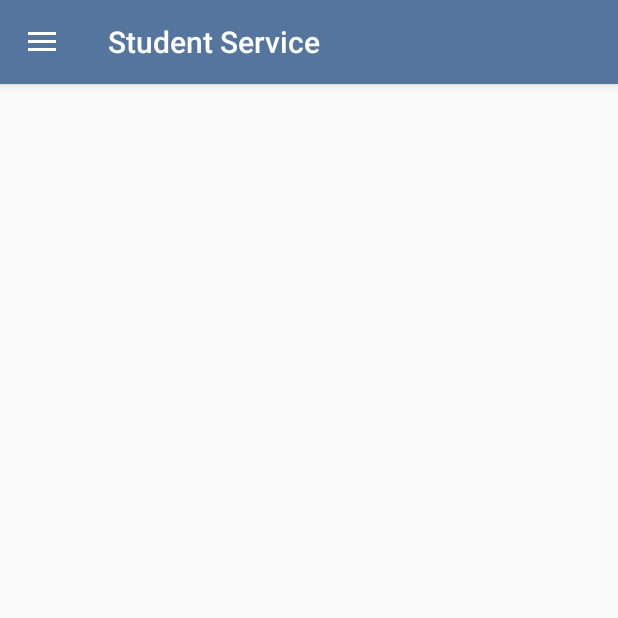
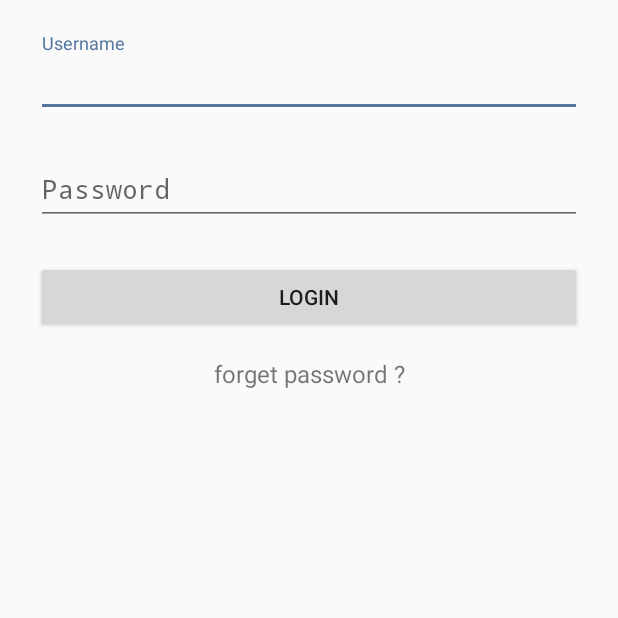
Before and after one commit to husnain446/student-service, an Android app: the screen it shows after launch (MainActivity before the commit, LoginActivity after it), on a phone screen of 412 x 824 dp, the top half of it. Run offline under Robolectric (Android 15) with nearby library versions, the phone set to English and light mode, and no system bars.

Commit message:
initial login design

```diff
--- a/app/src/main/AndroidManifest.xml
+++ b/app/src/main/AndroidManifest.xml
@@ -3,7 +3,6 @@
     package="com.byteshaft.studentservice">
 
     <uses-permission android:name="android.permission.READ_CONTACTS" />
-
     <uses-permission android:name="android.permission.ACCESS_FINE_LOCATION" />
 
     <application
@@ -23,6 +22,8 @@
                 <category android:name="android.intent.category.LAUNCHER" />
             </intent-filter>
         </activity>
+        <activity android:name=".LoginActivity"/>
+        <activity android:name=".ForgetPasswordActivity"/>
         <meta-data
             android:name="com.google.android.geo.API_KEY"
             android:value="@string/google_maps_key" />
--- a/app/src/main/java/com/byteshaft/studentservice/AppGlobals.java
+++ b/app/src/main/java/com/byteshaft/studentservice/AppGlobals.java
@@ -2,18 +2,36 @@ package com.byteshaft.studentservice;
 
 import android.app.Application;
 import android.content.Context;
+import android.content.SharedPreferences;
+import android.preference.PreferenceManager;
 
 
 public class AppGlobals extends Application {
 
     private static Context sContext;
+    private static SharedPreferences sPreferences;
+    private static final String VIRGIN_KEY = "virgin";
+    private static final String USER_NAME = "user_name";
 
     @Override
     public void onCreate() {
         super.onCreate();
         sContext = getApplicationContext();
+        sPreferences = PreferenceManager.getDefaultSharedPreferences(this);
     }
     public static Context getContext() {
         return sContext;
     }
+
+    public static boolean isVirgin() {
+        return sPreferences.getBoolean(VIRGIN_KEY, true);
+    }
+
+    public static void setVirgin(boolean virgin) {
+        sPreferences.edit().putBoolean(VIRGIN_KEY, virgin).apply();
+    }
+
+    public static void putUsername(String username) {
+        sPreferences.edit().putString(USER_NAME, username).apply();
+    }
 }
--- /dev/null
+++ b/app/src/main/java/com/byteshaft/studentservice/LoginActivity.java
@@ -0,0 +1,113 @@
+package com.byteshaft.studentservice;
+
+import android.app.Activity;
+import android.app.ProgressDialog;
+import android.content.Intent;
+import android.os.Bundle;
+import android.view.View;
+import android.widget.Button;
+import android.widget.EditText;
+import android.widget.TextView;
+import android.widget.Toast;
+
+
+public class LoginActivity extends Activity implements View.OnClickListener {
+
+    private EditText editTextUsername;
+    private EditText editTextPassword;
+    private Button buttonLogin;
+    private String username;
+    private String password;
+    private TextView forgetPassword;
+
+    @Override
+    protected void onCreate(Bundle savedInstanceState) {
+        super.onCreate(savedInstanceState);
+        setContentView(R.layout.login_activity);
+
+        editTextUsername = (EditText) findViewById(R.id.et_username_login);
+        editTextPassword = (EditText) findViewById(R.id.et_password_login);
+        buttonLogin = (Button) findViewById(R.id.btn_login);
+        forgetPassword = (TextView) findViewById(R.id.forget_password);
+        forgetPassword.setOnClickListener(this);
+        buttonLogin.setOnClickListener(this);
+    }
+
+    @Override
+    public void onBackPressed() {
+        super.onBackPressed();
+    }
+
+    public void login() {
+
+        if (!validate()) {
+            onLoginFailed();
+            return;
+        }
+
+        buttonLogin.setEnabled(false);
+
+        final ProgressDialog progressDialog = new ProgressDialog(LoginActivity.this);
+        progressDialog.setIndeterminate(true);
+        progressDialog.setMessage("Authenticating...");
+        progressDialog.show();
+
+        // TODO: Implement authentication here.
+
+        new android.os.Handler().postDelayed(
+                new Runnable() {
+                    public void run() {
+                        onLoginSuccess();
+                        progressDialog.dismiss();
+                    }
+                }, 2000);
+    }
+
+    @Override
+    public void onClick(View v) {
+        switch (v.getId()) {
+            case R.id.btn_login:
+                login();
+                break;
+            case R.id.forget_password:
+                Intent intent = new Intent(AppGlobals.getContext(), ForgetPasswordActivity.class);
+                startActivity(intent);
+                break;
+        }
+    }
+
+    public boolean validate() {
+        boolean valid = true;
+
+        username = editTextUsername.getText().toString();
+        password = editTextPassword.getText().toString();
+
+        if (username.trim().isEmpty() || username.length() < 4) {
+            editTextUsername.setError("at least 4 characters");
+            valid = false;
+        } else {
+            editTextUsername.setError(null);
+        }
+
+        if (password.trim().isEmpty() || password.length() < 4) {
+            editTextPassword.setError("at least 4 characters");
+            valid = false;
+        } else {
+            editTextPassword.setError(null);
+        }
+
+        return valid;
+    }
+
+    public void onLoginSuccess() {
+        AppGlobals.setVirgin(false);
+        AppGlobals.putUsername(username);
+        buttonLogin.setEnabled(true);
+        finish();
+    }
+
+    public void onLoginFailed() {
+        Toast.makeText(getBaseContext(), "Login failed", Toast.LENGTH_LONG).show();
+        buttonLogin.setEnabled(true);
+    }
+}
--- a/app/src/main/java/com/byteshaft/studentservice/MainActivity.java
+++ b/app/src/main/java/com/byteshaft/studentservice/MainActivity.java
@@ -1,6 +1,7 @@
 package com.byteshaft.studentservice;
 
 
+import android.content.Intent;
 import android.os.Bundle;
 import android.os.Handler;
 import android.support.design.widget.NavigationView;
@@ -26,6 +27,10 @@ public class MainActivity extends AppCompatActivity {
     @Override
     protected void onCreate(Bundle savedInstanceState) {
         super.onCreate(savedInstanceState);
+        if (AppGlobals.isVirgin()) {
+            Intent i = new Intent(MainActivity.this, LoginActivity.class);
+            startActivity(i);
+        }
         android.support.v4.app.FragmentTransaction transaction = getSupportFragmentManager().beginTransaction();
         transaction.commit();
         setContentView(R.layout.activity_main);
@@ -44,7 +49,6 @@ public class MainActivity extends AppCompatActivity {
         navigationView.setNavigationItemSelectedListener(new NavigationView.OnNavigationItemSelectedListener() {
             @Override
             public boolean onNavigationItemSelected(MenuItem item) {
-                System.out.println("okay");
                 selectDrawerItem(item);
                 return true;
             }
--- /dev/null
+++ b/app/src/main/res/layout/login_activity.xml
@@ -0,0 +1,71 @@
+<?xml version="1.0" encoding="utf-8"?>
+<ScrollView xmlns:android="http://schemas.android.com/apk/res/android"
+    android:layout_width="fill_parent"
+    android:layout_height="fill_parent"
+    android:fitsSystemWindows="true">
+
+    <LinearLayout xmlns:android="http://schemas.android.com/apk/res/android"
+        android:layout_width="match_parent"
+        android:layout_height="wrap_content"
+        android:orientation="vertical"
+        android:paddingLeft="24dp"
+        android:paddingRight="24dp"
+        android:paddingTop="14dp">
+
+        <!--<ImageView-->
+            <!--android:layout_width="wrap_content"-->
+            <!--android:layout_height="wrap_content"-->
+            <!--android:layout_gravity="center_horizontal"-->
+            <!--android:src="@mipmap/ic_bus" />-->
+
+        <android.support.design.widget.TextInputLayout
+            android:layout_width="match_parent"
+            android:layout_height="wrap_content"
+            android:layout_marginBottom="8dp"
+            android:layout_marginTop="8dp">
+
+            <EditText
+                android:id="@+id/et_username_login"
+                android:layout_width="match_parent"
+                android:layout_height="wrap_content"
+                android:hint="Username"
+                android:maxLength="10"
+                android:inputType="textEmailAddress" />
+        </android.support.design.widget.TextInputLayout>
+
+        <android.support.design.widget.TextInputLayout
+            android:layout_width="match_parent"
+            android:layout_height="wrap_content"
+            android:layout_marginBottom="8dp"
+            android:layout_marginTop="8dp">
+
+            <EditText
+                android:id="@+id/et_password_login"
+                android:layout_width="match_parent"
+                android:layout_height="wrap_content"
+                android:hint="Password"
+
+                android:maxLength="10"
+                android:inputType="textPassword" />
+        </android.support.design.widget.TextInputLayout>
+
+        <android.support.v7.widget.AppCompatButton
+            android:id="@+id/btn_login"
+            android:layout_width="fill_parent"
+            android:layout_height="wrap_content"
+            android:layout_marginBottom="16dp"
+            android:layout_marginTop="16dp"
+            android:padding="12dp"
+            android:text="Login" />
+
+        <TextView
+            android:id="@+id/forget_password"
+            android:layout_width="fill_parent"
+            android:layout_height="wrap_content"
+            android:layout_marginBottom="24dp"
+            android:gravity="center"
+            android:text="forget password ?"
+            android:textSize="16dp" />
+
+    </LinearLayout>
+</ScrollView>
```
Also changed, not shown: app/src/main/java/com/byteshaft/studentservice/ForgetPasswordActivity.java (added, +14 -0 lines), app/src/main/res/layout/forget_password_activity.xml (added, +33 -0 lines).
